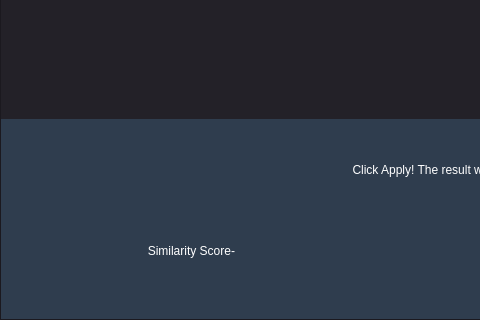
Before: the Qt Designer form demo_app/uis/pairsverif.ui in souhila1806/PFE_APP, drawn with Qt 5; both pictures show x 0 to 480 and y 530 to 850 of the 1100 by 850 pixel window.
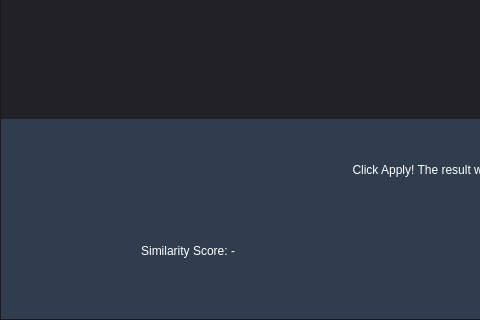
After: the same form once the commit is applied. Icons and pictures are not drawn.

What changed in the file:
```diff
--- a/demo_app/uis/pairsverif.ui
+++ b/demo_app/uis/pairsverif.ui
@@ -326,7 +326,7 @@
 font: 12pt &quot;Georgia&quot;;</string>
               </property>
               <property name="text">
-               <string>Similarity Score</string>
+               <string>Similarity Score: </string>
               </property>
               <property name="alignment">
                <set>Qt::AlignRight|Qt::AlignTrailing|Qt::AlignVCenter</set>
```
